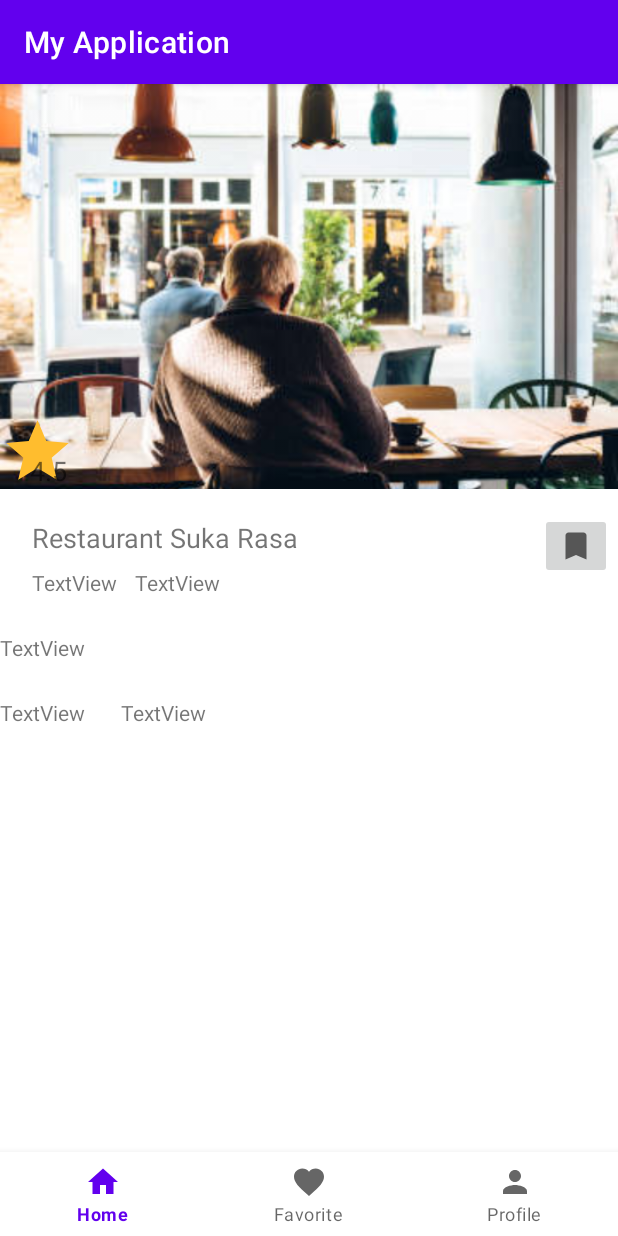
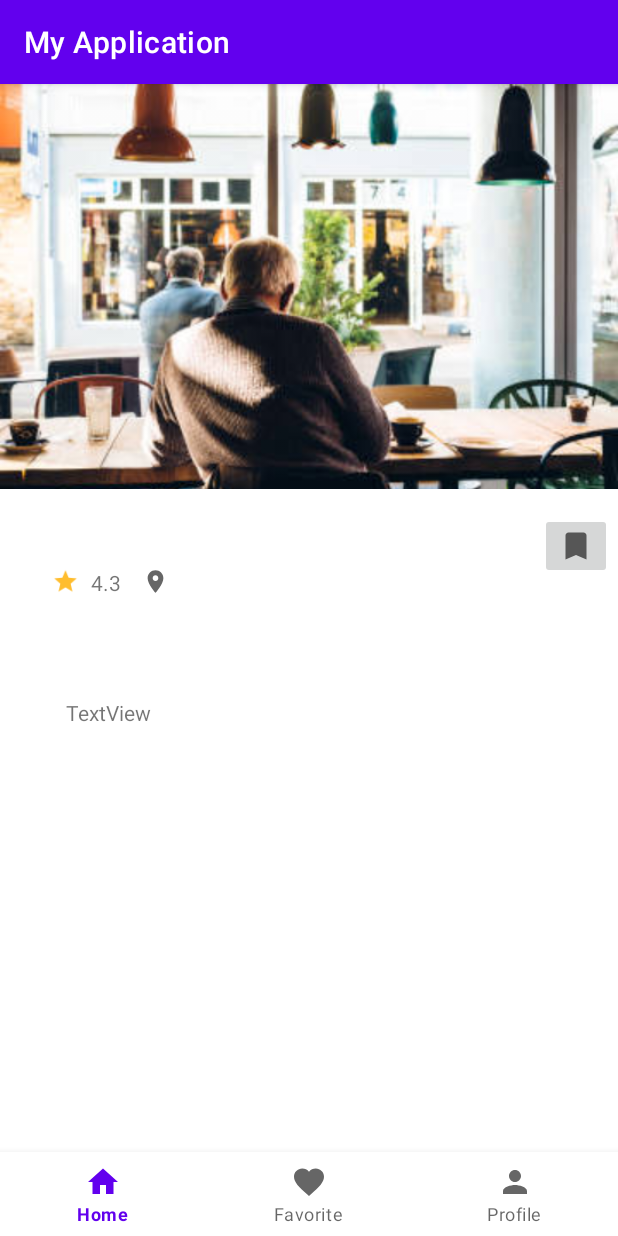
Before and after one commit to faniabdullah/Android-Programming-for-Beginners, an Android app: the DetailRestaurantActivity screen opened directly, with no data from a screen before it, on a phone screen of 412 x 824 dp. Run offline under Robolectric (Android 15) with nearby library versions, the phone set to English and light mode, and no system bars.

Commit message:
detail restaurant view

```diff
--- a/app/src/main/AndroidManifest.xml
+++ b/app/src/main/AndroidManifest.xml
@@ -11,7 +11,7 @@
         android:theme="@style/Theme.AndroidProgrammingforBeginner">
         <activity android:name=".DetailRestaurantActivity"></activity>
         <activity android:name=".BookmarkActivity" />
-        <activity android:name=".MyProfile" />
+        <activity android:name=".MyProfileActivity" />
         <activity android:name=".MainActivity">
             <intent-filter>
                 <action android:name="android.intent.action.MAIN" />
--- a/app/src/main/java/com/faniabdullah/bangkit/BookmarkActivity.kt
+++ b/app/src/main/java/com/faniabdullah/bangkit/BookmarkActivity.kt
@@ -15,7 +15,6 @@ import kotlin.collections.ArrayList
 
 class BookmarkActivity : AppCompatActivity() {
     private lateinit var rvListRestaurant: RecyclerView
-    private var listRestaurant: ArrayList<Restaurant> = arrayListOf()
     override fun onCreate(savedInstanceState: Bundle?) {
         super.onCreate(savedInstanceState)
         setContentView(R.layout.activity_bookmark)
@@ -26,10 +25,8 @@ class BookmarkActivity : AppCompatActivity() {
 
     private fun renderBookmarked(data: ArrayList<Restaurant>) {
         rvListRestaurant.layoutManager = LinearLayoutManager(this)
-
         val listRestaurantAdapter = RestaurantAdapter(data,this)
         rvListRestaurant.adapter = listRestaurantAdapter
-
         listRestaurantAdapter.setOnItemClickCallback(object : RestaurantAdapter.OnItemClickCallback {
             override fun onItemClicked(data: Restaurant) {
                 showSelectedRestaurant(data)
@@ -43,14 +40,12 @@ class BookmarkActivity : AppCompatActivity() {
         val dataRestaurantFiltered: ArrayList<Restaurant> = arrayListOf()
         for (data in RestaurantData.listData) {
             val restaurantName: String = data.name.toString().toLowerCase()
-
             res.moveToFirst()
             do
             {
                 if (restaurantName.contains(res.getString(1).toLowerCase())) {
                     dataRestaurantFiltered.add(data)
                 }
-
             }
             while (res.moveToNext())
         }
@@ -62,6 +57,4 @@ class BookmarkActivity : AppCompatActivity() {
     private fun showSelectedRestaurant(data: Restaurant) {
         Toast.makeText(this, "kamu memilih " + data.name, Toast.LENGTH_SHORT).show();
     }
-
-
 }
--- a/app/src/main/java/com/faniabdullah/bangkit/MainActivity.kt
+++ b/app/src/main/java/com/faniabdullah/bangkit/MainActivity.kt
@@ -4,9 +4,6 @@ import android.content.Intent
 import android.os.Bundle
 import android.text.Editable
 import android.text.TextWatcher
-import android.util.Log
-import android.view.Menu
-import android.view.MenuItem
 import android.widget.Toast
 import androidx.appcompat.app.AppCompatActivity
 import androidx.recyclerview.widget.LinearLayoutManager
@@ -22,8 +19,6 @@ class MainActivity : AppCompatActivity() {
     private lateinit var rvListRestaurant: RecyclerView
     private var list: ArrayList<Restaurant> = arrayListOf()
     private lateinit var edtSearchRestaurant : TextInputEditText
-
-    private lateinit var navigationMenu: BottomNavigationMenu
 
 
     override fun onCreate(savedInstanceState: Bundle?) {
@@ -63,8 +58,6 @@ class MainActivity : AppCompatActivity() {
         }
     }
 
-
-
     private fun showListRestaurant() {
         rvListRestaurant.layoutManager = LinearLayoutManager(this)
 
@@ -82,11 +75,11 @@ class MainActivity : AppCompatActivity() {
             }
             override fun onTextChanged(s: CharSequence?, start: Int, before: Int, count: Int) {
             }
-            override fun afterTextChanged(s: Editable?) {
+            override fun afterTextChanged(seachValue: Editable?) {
                 val dataRestaurantFiltered: ArrayList<Restaurant> = arrayListOf()
                 for (data in RestaurantData.listData) {
-                    val warteg: String = data.name.toString().toLowerCase()
-                    if (warteg.contains(s.toString().toLowerCase())) {
+                    val restaurant: String = data.name.toString().toLowerCase()
+                    if (restaurant.contains(seachValue.toString().toLowerCase())) {
                         dataRestaurantFiltered.add(data)
                     }
                 }
--- a/app/src/main/java/com/faniabdullah/bangkit/MyProfile.kt
+++ b/app/src/main/java/com/faniabdullah/bangkit/MyProfileActivity.kt
@@ -3,7 +3,7 @@ package com.faniabdullah.bangkit
 import androidx.appcompat.app.AppCompatActivity
 import android.os.Bundle
 
-class MyProfile : AppCompatActivity() {
+class MyProfileActivity : AppCompatActivity() {
     override fun onCreate(savedInstanceState: Bundle?) {
         super.onCreate(savedInstanceState)
         setContentView(R.layout.activity_my_profile)
--- a/app/src/main/res/layout/activity_detail_restaurant.xml
+++ b/app/src/main/res/layout/activity_detail_restaurant.xml
@@ -21,23 +21,6 @@
             android:scaleType="centerCrop"
             app:srcCompat="@drawable/bring_your_phone" />
 
-        <ImageView
-            android:id="@+id/imageButton"
-            android:layout_width="50dp"
-            android:layout_height="50dp"
-            android:layout_gravity="bottom"
-            android:layout_marginTop="50dp"
-            android:background="@android:color/transparent"
-            app:srcCompat="@drawable/ic_baseline_star_24" />
-
-        <TextView
-            android:layout_width="match_parent"
-            android:layout_height="wrap_content"
-            android:layout_gravity="bottom"
-            android:layout_marginLeft="20dp"
-            android:text="4.5"
-            android:textSize="18sp" />
-
     </FrameLayout>
 
     <TextView
@@ -46,12 +29,15 @@
         android:layout_height="wrap_content"
         android:layout_marginLeft="8dp"
         android:layout_marginTop="20dp"
-        android:text="Restaurant Suka Rasa"
+        tools:text="Restaurant Suka Rasa"
+        android:textStyle="bold"
         android:textSize="18sp"
         app:layout_constraintEnd_toStartOf="@+id/imageButton2"
         app:layout_constraintHorizontal_bias="0.075"
         app:layout_constraintStart_toStartOf="parent"
-        app:layout_constraintTop_toBottomOf="@+id/frameLayout" />
+        app:layout_constraintTop_toBottomOf="@+id/frameLayout"
+
+        />
 
     <com.google.android.material.bottomnavigation.BottomNavigationView
         android:id="@+id/navigation"
@@ -65,22 +51,24 @@
 
     </com.google.android.material.bottomnavigation.BottomNavigationView>
 
+
     <TextView
         android:id="@+id/textView2"
         android:layout_width="wrap_content"
         android:layout_height="wrap_content"
+        android:layout_marginStart="8dp"
         android:layout_marginTop="8dp"
-        android:text="TextView"
-        app:layout_constraintStart_toStartOf="@+id/textView"
+        android:text="4.3"
+        app:layout_constraintStart_toEndOf="@+id/imageView4"
         app:layout_constraintTop_toBottomOf="@+id/textView" />
 
     <TextView
         android:id="@+id/textView3"
         android:layout_width="wrap_content"
         android:layout_height="wrap_content"
-        android:layout_marginStart="12dp"
+        android:layout_marginStart="40dp"
         android:layout_marginTop="8dp"
-        android:text="TextView"
+        tools:text="Bandung No 12"
         app:layout_constraintStart_toEndOf="@+id/textView2"
         app:layout_constraintTop_toBottomOf="@+id/textView" />
 
@@ -94,23 +82,44 @@
         app:layout_constraintTop_toBottomOf="@+id/frameLayout"
         app:srcCompat="@drawable/ic_baseline_bookmark_24" />
 
+    <ImageView
+        android:layout_width="18dp"
+        android:layout_height="18dp"
+        android:layout_marginTop="8dp"
+        android:layout_marginEnd="8dp"
+        android:src="@drawable/ic_baseline_location_on_24"
+        app:layout_constraintEnd_toStartOf="@+id/textView3"
+        app:layout_constraintTop_toBottomOf="@+id/textView" />
+
+    <ImageView
+        android:id="@+id/imageView4"
+        android:layout_width="18dp"
+        android:layout_height="18dp"
+        android:layout_marginTop="8dp"
+        android:src="@drawable/ic_baseline_star_24"
+        app:layout_constraintStart_toStartOf="@+id/textView"
+        app:layout_constraintTop_toBottomOf="@+id/textView" />
+
     <TextView
         android:id="@+id/textView4"
         android:layout_width="wrap_content"
         android:layout_height="wrap_content"
+        android:layout_marginStart="20dp"
         android:layout_marginTop="24dp"
-        android:text="TextView"
-        app:layout_constraintTop_toBottomOf="@+id/textView2"
-        tools:layout_editor_absoluteX="21dp" />
+        tools:text="Restaurant Suka Risa adalah "
+        app:layout_constraintStart_toStartOf="parent"
+        app:layout_constraintTop_toBottomOf="@+id/textView2" />
 
     <TextView
         android:id="@+id/textView5"
         android:layout_width="wrap_content"
         android:layout_height="wrap_content"
         android:layout_marginTop="24dp"
-        android:text="TextView"
+        app:layout_constraintStart_toStartOf="@+id/textView4"
         app:layout_constraintTop_toBottomOf="@+id/textView4"
-        tools:layout_editor_absoluteX="21dp" />
+        tools:text="Menu"
+        android:textStyle="bold"
+        />
 
     <TextView
         android:id="@+id/textView6"
--- a/app/src/main/res/layout/activity_my_profile.xml
+++ b/app/src/main/res/layout/activity_my_profile.xml
@@ -4,7 +4,7 @@
     xmlns:tools="http://schemas.android.com/tools"
     android:layout_width="match_parent"
     android:layout_height="match_parent"
-    tools:context=".MyProfile">
+    tools:context=".MyProfileActivity">
 
     <de.hdodenhof.circleimageview.CircleImageView
         android:id="@+id/img_item_photo"
```
